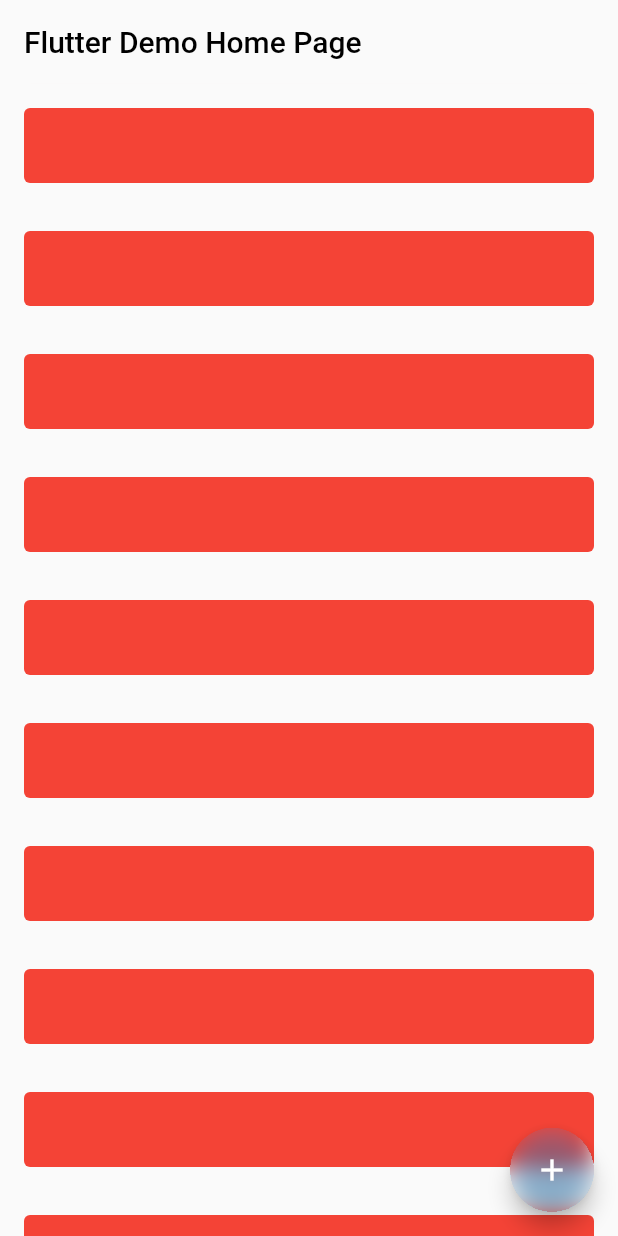
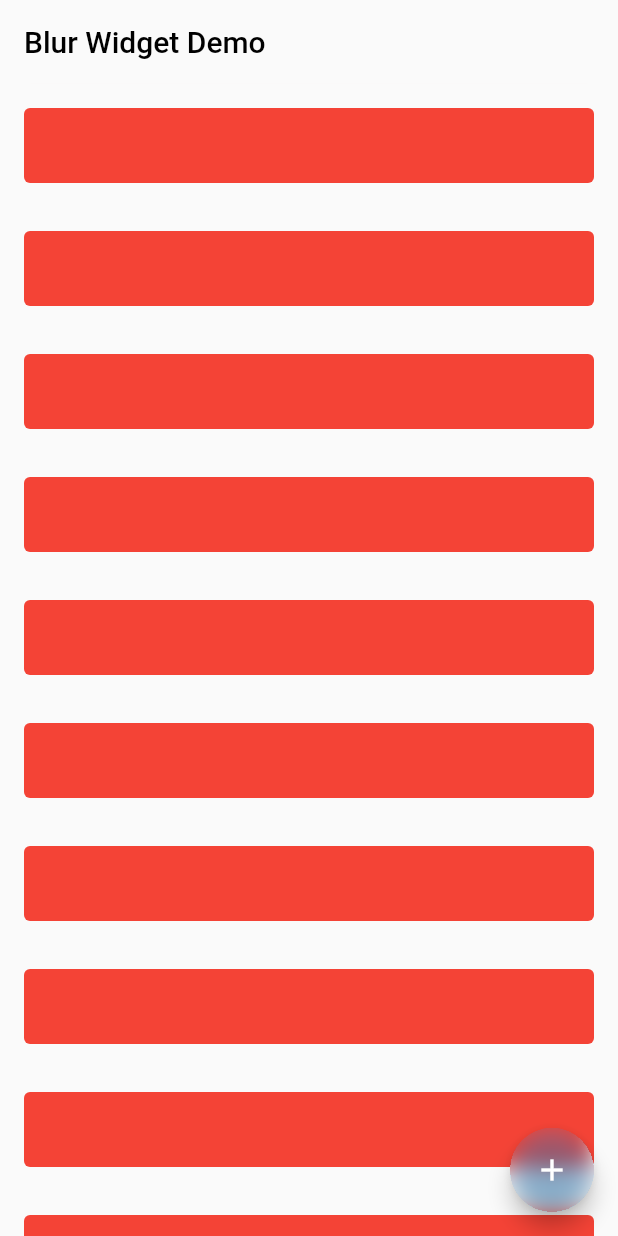
Before and after one commit to dev-bros-official/blur_widget, a Flutter app: the screen it shows after launch, on a phone screen of 412 x 824 dp. Run offline on Flutter 3.47's test engine with Material 2 defaults, Android fonts, the phone set to English and light mode, and no system bars.

Commit message:
changed title

```diff
--- a/lib/main.dart
+++ b/lib/main.dart
@@ -9,12 +9,12 @@ class MyApp extends StatelessWidget {
   @override
   Widget build(BuildContext context) {
     return MaterialApp(
-      title: 'Flutter Demo',
+      title: 'Blur Widget Demo',
       theme: ThemeData(
         primarySwatch: Colors.blue,
         visualDensity: VisualDensity.adaptivePlatformDensity,
       ),
-      home: HomeScreen(title: 'Flutter Demo Home Page'),
+      home: HomeScreen(title: 'Blur Widget Demo'),
     );
   }
 }
```
